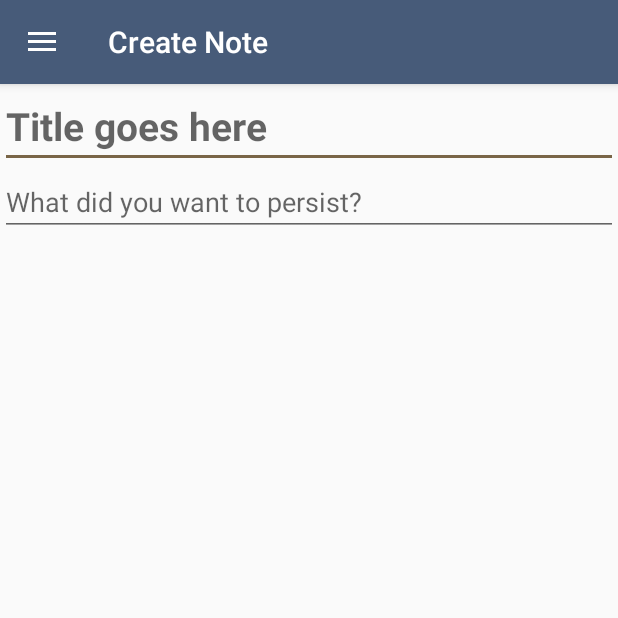
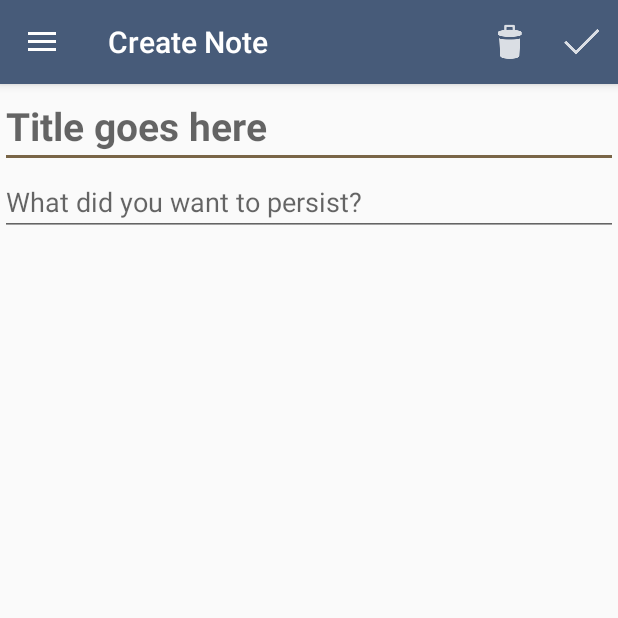
Before and after one commit to nyakeh/PaperTrail, an Android app: the CreateNoteFragment screen opened directly, with no data from a screen before it, on a phone screen of 412 x 824 dp, the top half of it. Run offline under Robolectric (Android 15) with nearby library versions, the phone set to English and light mode, and no system bars; 1 statement that could not run was skipped.

Commit message:
Added delete + finished note to title bar.

```diff
--- a/app/src/main/java/uk/co/nyakeh/papertrail/BookLab.java
+++ b/app/src/main/java/uk/co/nyakeh/papertrail/BookLab.java
@@ -182,6 +182,10 @@ public class BookLab {
         mDatabase.delete(BookTable.NAME, BookTable.Cols.ID + " = ?", new String[]{id.toString()});
     }
 
+    public void deleteNote(UUID id) {
+        mDatabase.delete(NoteTable.NAME, BookTable.Cols.ID + " = ?", new String[]{id.toString()});
+    }
+
     public List<Note> getNotes(UUID bookId) {
         ArrayList<Note> notes = new ArrayList<>();
         NoteCursorWrapper cursor = queryNotes(NoteTable.Cols.BOOK_ID + " = ?", new String[]{bookId.toString()});
--- /dev/null
+++ b/app/src/main/res/menu/fragment_create_note.xml
@@ -0,0 +1,14 @@
+<?xml version="1.0" encoding="utf-8"?>
+<menu xmlns:android="http://schemas.android.com/apk/res/android"
+      xmlns:app="http://schemas.android.com/apk/res-auto">
+    <item
+        android:id="@+id/menu_item_delete_note"
+        android:title="@string/delete_book"
+        android:icon="@drawable/ic_action_delete"
+        app:showAsAction="ifRoom|withText"/>
+    <item
+        android:id="@+id/menu_item_save_note"
+        android:title="@string/save_book"
+        android:icon="@drawable/ic_action_tick"
+        app:showAsAction="ifRoom|withText"/>
+</menu>
```
Also changed, not shown: app/src/main/java/uk/co/nyakeh/papertrail/CreateNoteFragment.java (+25 -0 lines).
